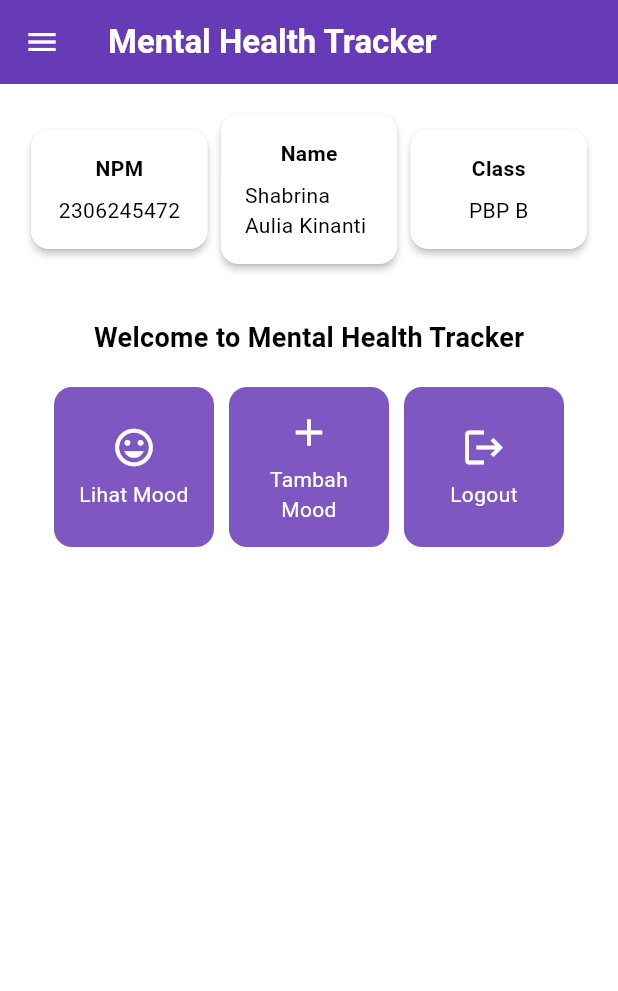
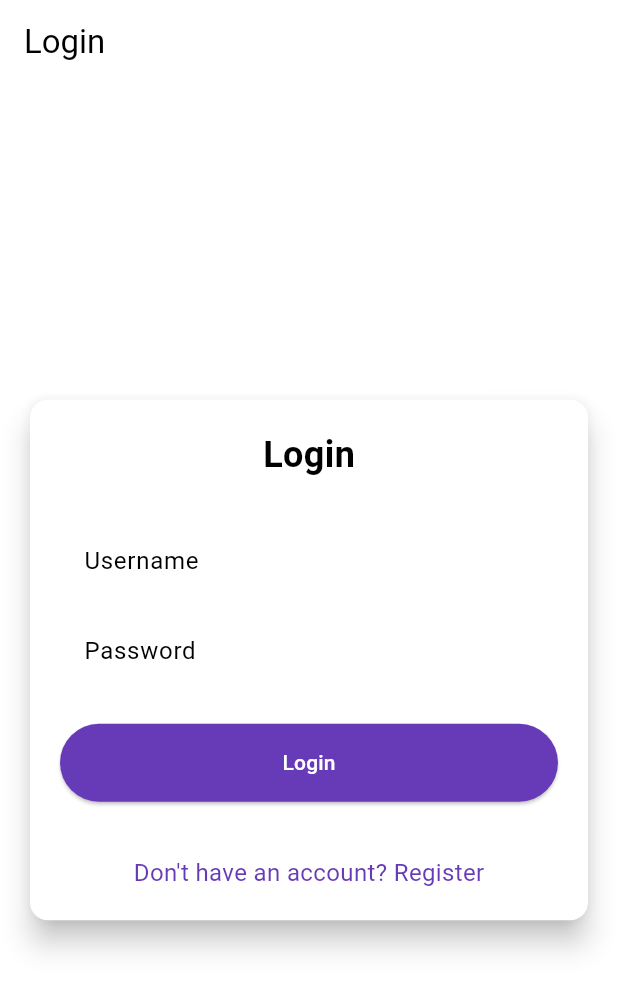
Before and after one commit to shabrinaulia/mental-health-tracker-mobile, a Flutter app: the screen it shows after launch, on a phone screen of 412 x 824 dp. Shown: the top 991 px of the screen. Run offline on Flutter 3.47's test engine with Material 3 defaults, Android fonts, the phone set to English and light mode, and no system bars; missing offline and left inert: pbp_django_auth.

Commit message:
done tutorial 8

```diff
--- a/lib/main.dart
+++ b/lib/main.dart
@@ -1,5 +1,8 @@
 import 'package:flutter/material.dart';
+import 'package:mental_health_tracker/screens/login.dart';
 import 'package:mental_health_tracker/screens/menu.dart';
+import 'package:pbp_django_auth/pbp_django_auth.dart';
+import 'package:provider/provider.dart';
 
 void main() {
   runApp(const MyApp());
@@ -8,32 +11,23 @@ void main() {
 class MyApp extends StatelessWidget {
   const MyApp({super.key});
 
-  // This widget is the root of your application.
   @override
   Widget build(BuildContext context) {
-    return MaterialApp(
-      title: 'Flutter Demo',
-      theme: ThemeData(
-        // This is the theme of your application.
-        //
-        // TRY THIS: Try running your application with "flutter run". You'll see
-        // the application has a purple toolbar. Then, without quitting the app,
-        // try changing the seedColor in the colorScheme below to Colors.green
-        // and then invoke "hot reload" (save your changes or press the "hot
-        // reload" button in a Flutter-supported IDE, or press "r" if you used
-        // the command line to start the app).
-        //
-        // Notice that the counter didn't reset back to zero; the application
-        // state is not lost during the reload. To reset the state, use hot
-        // restart instead.
-        //
-        // This works for code too, not just values: Most code changes can be
-        // tested with just a hot reload.
-        colorScheme: ColorScheme.fromSwatch(
-              primarySwatch: Colors.deepPurple,
-        ).copyWith(secondary: Colors.deepPurple[400]),
+    return Provider(
+      create: (_) {
+        CookieRequest request = CookieRequest();
+        return request;
+      },
+      child: MaterialApp(
+        title: 'Mental Health Tracker',
+        theme: ThemeData(
+          useMaterial3: true,
+          colorScheme: ColorScheme.fromSwatch(
+            primarySwatch: Colors.deepPurple,
+          ).copyWith(secondary: Colors.deepPurple[400]),
+        ),
+        home: const LoginPage(),
       ),
-      home: MyHomePage(),
     );
   }
 }
--- /dev/null
+++ b/lib/screens/login.dart
@@ -0,0 +1,181 @@
+import 'package:mental_health_tracker/screens/menu.dart';
+import 'package:flutter/material.dart';
+import 'package:mental_health_tracker/screens/register.dart';
+import 'package:pbp_django_auth/pbp_django_auth.dart';
+import 'package:provider/provider.dart';
+
+void main() {
+  runApp(const LoginApp());
+}
+
+class LoginApp extends StatelessWidget {
+  const LoginApp({super.key});
+
+  @override
+  Widget build(BuildContext context) {
+    return MaterialApp(
+      title: 'Login',
+      theme: ThemeData(
+        useMaterial3: true,
+        colorScheme: ColorScheme.fromSwatch(
+          primarySwatch: Colors.deepPurple,
+        ).copyWith(secondary: Colors.deepPurple[400]),
+      ),
+      home: const LoginPage(),
+    );
+  }
+}
+
+class LoginPage extends StatefulWidget {
+  const LoginPage({super.key});
+
+  @override
+  State<LoginPage> createState() => _LoginPageState();
+}
+
+class _LoginPageState extends State<LoginPage> {
+  final TextEditingController _usernameController = TextEditingController();
+  final TextEditingController _passwordController = TextEditingController();
+
+  @override
+  Widget build(BuildContext context) {
+    final request = context.watch<CookieRequest>();
+
+    return Scaffold(
+      appBar: AppBar(
+        title: const Text('Login'),
+      ),
+      body: Center(
+        child: SingleChildScrollView(
+          padding: const EdgeInsets.all(16.0),
+          child: Card(
+            elevation: 8,
+            shape: RoundedRectangleBorder(
+              borderRadius: BorderRadius.circular(12.0),
+            ),
+            child: Padding(
+              padding: const EdgeInsets.all(20.0),
+              child: Column(
+                mainAxisSize: MainAxisSize.min,
+                children: [
+                  const Text(
+                    'Login',
+                    style: TextStyle(
+                      fontSize: 24.0,
+                      fontWeight: FontWeight.bold,
+                    ),
+                  ),
+                  const SizedBox(height: 30.0),
+                  TextField(
+                    controller: _usernameController,
+                    decoration: const InputDecoration(
+                      labelText: 'Username',
+                      hintText: 'Enter your username',
+                      border: OutlineInputBorder(
+                        borderRadius: BorderRadius.all(Radius.circular(12.0)),
+                      ),
+                      contentPadding:
+                          EdgeInsets.symmetric(horizontal: 12.0, vertical: 8.0),
+                    ),
+                  ),
+                  const SizedBox(height: 12.0),
+                  TextField(
+                    controller: _passwordController,
+                    decoration: const InputDecoration(
+                      labelText: 'Password',
+                      hintText: 'Enter your password',
+                      border: OutlineInputBorder(
+                        borderRadius: BorderRadius.all(Radius.circular(12.0)),
+                      ),
+                      contentPadding:
+                          EdgeInsets.symmetric(horizontal: 12.0, vertical: 8.0),
+                    ),
+                    obscureText: true,
+                  ),
+                  const SizedBox(height: 24.0),
+                  ElevatedButton(
+                    onPressed: () async {
+                      String username = _usernameController.text;
+                      String password = _passwordController.text;
+
+                      // Cek kredensial
+                      // TODO: Ganti URL dan jangan lupa tambahkan trailing slash (/) di akhir URL!
+                      // Untuk menyambungkan Android emulator dengan Django pada localhost,
+                      // gunakan URL http://10.0.2.2/
+                      final response = await request
+                          .login("http://127.0.0.1:8000//auth/login/", {
+                        'username': username,
+                        'password': password,
+                      });
+
+                      if (request.loggedIn) {
+                        String message = response['message'];
+                        String uname = response['username'];
+                        if (context.mounted) {
+                          Navigator.pushReplacement(
+                            context,
+                            MaterialPageRoute(
+                                builder: (context) => MyHomePage()),
+                          );
+                          ScaffoldMessenger.of(context)
+                            ..hideCurrentSnackBar()
+                            ..showSnackBar(
+                              SnackBar(
+                                  content:
+                                      Text("$message Selamat datang, $uname.")),
+                            );
+                        }
+                      } else {
+                        if (context.mounted) {
+                          showDialog(
+                            context: context,
+                            builder: (context) => AlertDialog(
+                              title: const Text('Login Gagal'),
+                              content: Text(response['message']),
+                              actions: [
+                                TextButton(
+                                  child: const Text('OK'),
+                                  onPressed: () {
+                                    Navigator.pop(context);
+                                  },
+                                ),
+                              ],
+                            ),
+                          );
+                        }
+                      }
+                    },
+                    style: ElevatedButton.styleFrom(
+                      foregroundColor: Colors.white,
+                      minimumSize: Size(double.infinity, 50),
+                      backgroundColor: Theme.of(context).colorScheme.primary,
+                      padding: const EdgeInsets.symmetric(vertical: 16.0),
+                    ),
+                    child: const Text('Login'),
+                  ),
+                  const SizedBox(height: 36.0),
+                  GestureDetector(
+                    onTap: () {
+                      Navigator.push(
+                        context,
+                        MaterialPageRoute(
+                            builder: (context) => const RegisterPage()),
+                      );
+                    },
+                    child: Text(
+                      'Don\'t have an account? Register',
+                      style: TextStyle(
+                        color: Theme.of(context).colorScheme.primary,
+                        fontSize: 16.0,
+                      ),
+                    ),
+                  ),
+                ],
+              ),
+            ),
+          ),
+        ),
+      ),
+    );
+  }
+}
--- a/pubspec.yaml
+++ b/pubspec.yaml
@@ -35,6 +35,9 @@ dependencies:
   # The following adds the Cupertino Icons font to your application.
   # Use with the CupertinoIcons class for iOS style icons.
   cupertino_icons: ^1.0.8
+  provider: ^6.1.2
+  pbp_django_auth: ^0.4.0
+  http: ^1.2.2
 
 dev_dependencies:
   flutter_test:
```
Also changed, not shown: lib/models/mood_entry.dart (added, +65 -0 lines), lib/screens/list_moodentry.dart (added, +91 -0 lines), lib/screens/menu.dart (+8 -0 lines), lib/screens/moodentry_form.dart (+36 -29 lines), lib/screens/register.dart (added, +166 -0 lines), lib/widgets/left_drawer.dart (+12 -0 lines), lib/widgets/mood_card.dart (+47 -11 lines), pubspec.lock, 2 other files.
